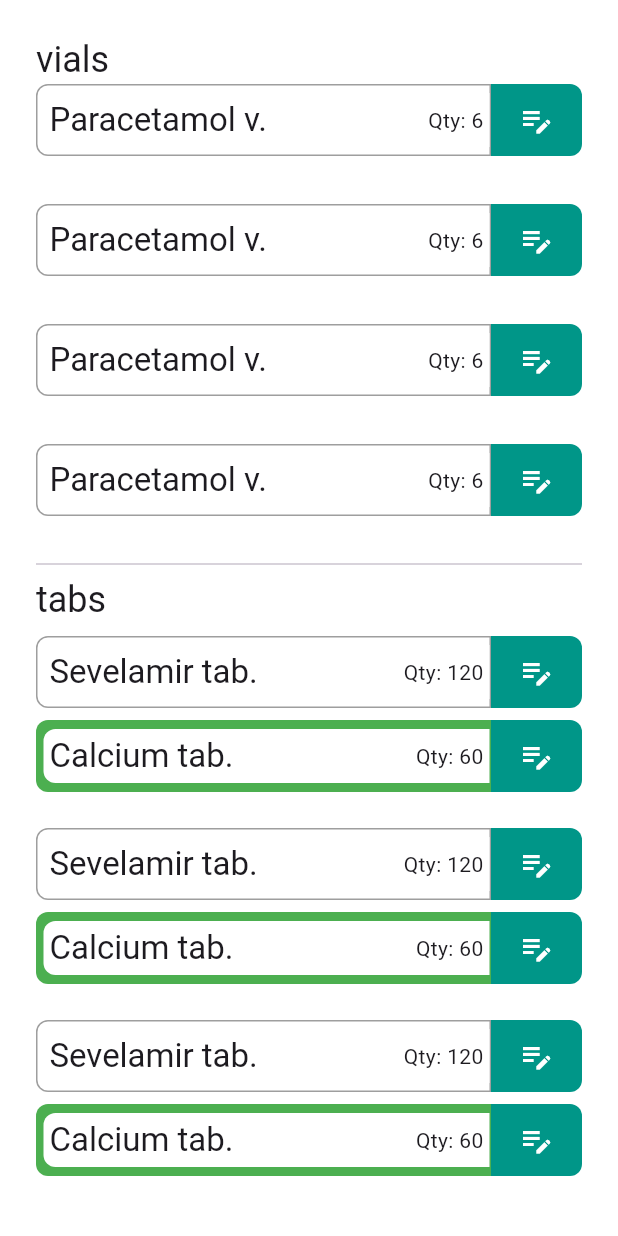
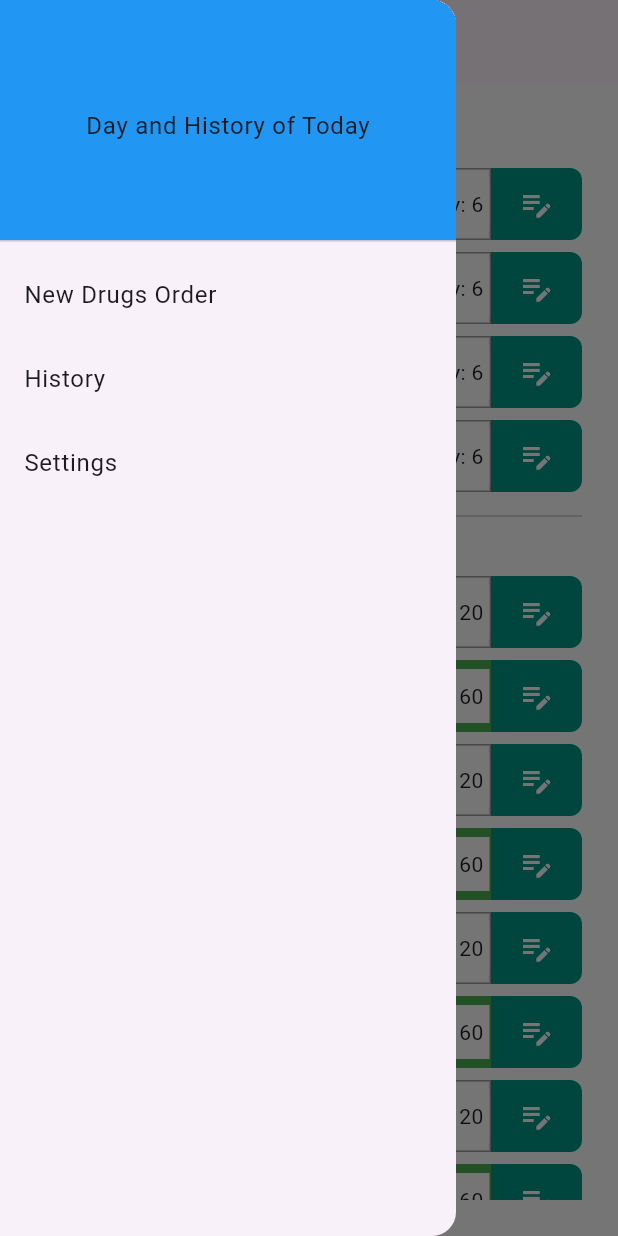
Before and after one commit to aliwaseem27/daily_drugs, a Flutter app: the screen it shows after launch, with the side drawer open (before the commit the screen has no drawer), on a phone screen of 412 x 824 dp. Run offline on Flutter 3.47's test engine with Material 3 defaults, Android fonts, the phone set to English and light mode, and no system bars; our stand-ins replace bloc, freezed_annotation; generated files the repository leaves out were written again.

```diff
--- a/lib/main.dart
+++ b/lib/main.dart
@@ -1,6 +1,6 @@
 import 'package:daily_drugs/presentation/drugs_order_list_screen/drugs_order_list_screen.dart';
+import 'package:daily_drugs/presentation/navigation_screen/navigation_screen.dart';
 import 'package:flutter/material.dart';
-
 
 void main() {
   runApp(const MyApp());
@@ -19,7 +19,7 @@ class MyApp extends StatelessWidget {
         useMaterial3: true,
         scaffoldBackgroundColor: Colors.white,
       ),
-      home: const DrugsOrderListScreen(),
+      home: const NavigationScreen(),
     );
   }
 }
--- /dev/null
+++ b/lib/presentation/drugs_order_list_screen/blocs/drugs_order_bloc.dart
@@ -0,0 +1,14 @@
+import 'package:bloc/bloc.dart';
+import 'package:freezed_annotation/freezed_annotation.dart';
+
+part 'drugs_order_event.dart';
+part 'drugs_order_state.dart';
+part 'drugs_order_bloc.freezed.dart';
+
+class DrugsOrderBloc extends Bloc<DrugsOrderEvent, DrugsOrderState> {
+  DrugsOrderBloc() : super(const DrugsOrderState.initial()) {
+    on<DrugsOrderEvent>((event, emit) {
+      // TODO: implement event handler
+    });
+  }
+}
--- /dev/null
+++ b/lib/presentation/drugs_order_list_screen/blocs/drugs_order_event.dart
@@ -0,0 +1,6 @@
+part of 'drugs_order_bloc.dart';
+
+@freezed
+class DrugsOrderEvent with _$DrugsOrderEvent {
+  const factory DrugsOrderEvent.started() = _Started;
+}
--- /dev/null
+++ b/lib/presentation/drugs_order_list_screen/blocs/drugs_order_state.dart
@@ -0,0 +1,6 @@
+part of 'drugs_order_bloc.dart';
+
+@freezed
+class DrugsOrderState with _$DrugsOrderState {
+  const factory DrugsOrderState.initial() = _Initial;
+}
--- a/lib/presentation/drugs_order_list_screen/drugs_order_list_screen.dart
+++ b/lib/presentation/drugs_order_list_screen/drugs_order_list_screen.dart
@@ -9,6 +9,8 @@ import 'widgets/quantity_customizer.dart';
 
 class DrugsOrderListScreen extends StatefulWidget {
   const DrugsOrderListScreen({super.key});
+
+  static const String titleName = 'Drugs Order List';
 
   @override
   State<DrugsOrderListScreen> createState() => _DrugsOrderListScreenState();
@@ -64,7 +66,9 @@ class _DrugsOrderListScreenState extends State<DrugsOrderListScreen> {
                           if (drugs[secIndex].category != Category.values[index]) {
                             return const SizedBox();
                           }
-                          return Column(
+                          return Container(
+                            margin: EdgeInsets.only(bottom: AppSizes.sm),
+                            child: Column(
                               mainAxisAlignment: MainAxisAlignment.center,
                               children: [
                                 // Drug Info Tile
@@ -93,10 +97,11 @@ class _DrugsOrderListScreenState extends State<DrugsOrderListScreen> {
                                 // Quantity Customizer
                                 QuantityCustomizer(show: show, drug: drugs[secIndex]),
                               ],
+                            ),
                           );
                         },
                         separatorBuilder: (context, index) {
-                          return const SizedBox(height: AppSizes.sm);
+                          return const SizedBox();
                         },
                       ),
                     ],
--- /dev/null
+++ b/lib/presentation/history_screen/history_screen.dart
@@ -0,0 +1,14 @@
+import 'package:flutter/material.dart';
+
+class HistoryScreen extends StatelessWidget {
+  const HistoryScreen({super.key});
+
+  static const String titleName = 'Orders History';
+
+  @override
+  Widget build(BuildContext context) {
+    return Center(
+      child: Text("History Screen"),
+    );
+  }
+}
--- /dev/null
+++ b/lib/presentation/navigation_screen/navigation_screen.dart
@@ -0,0 +1,70 @@
+import 'package:daily_drugs/presentation/drugs_order_list_screen/drugs_order_list_screen.dart';
+import 'package:flutter/material.dart';
+
+import '../history_screen/history_screen.dart';
+import '../settings_screen/settings_screen.dart';
+
+class NavigationScreen extends StatefulWidget {
+  const NavigationScreen({super.key});
+
+  @override
+  State<NavigationScreen> createState() => _NavigationScreenState();
+}
+
+class _NavigationScreenState extends State<NavigationScreen> {
+  int _selectedIndex = 0;
+  final _listPage = [
+    DrugsOrderListScreen(),
+    HistoryScreen(),
+    SettingsScreen(),
+  ];
+
+  void _onItemTapped(int index) {
+    setState(() {
+      _selectedIndex = index;
+    });
+  }
+
+  @override
+  Widget build(BuildContext context) {
+    return Scaffold(
+      appBar: AppBar(
+        title: Text(_listPage[_selectedIndex].toString()),
+      ),
+      body: _listPage.elementAt(_selectedIndex),
+      drawer: Drawer(
+        child: ListView(
+          children: [
+            DrawerHeader(
+              decoration: BoxDecoration(
+                color: Colors.blue,
+              ),
+              child: Center(child: Text('Day and History of Today')),
+            ),
+            ListTile(
+              title: Text('New Drugs Order'),
+              onTap: () {
+                _onItemTapped(0);
+                Navigator.pop(context);
+              },
+            ),
+            ListTile(
+              title: Text('History'),
+              onTap: () {
+                _onItemTapped(1);
+                Navigator.pop(context);
+              },
+            ),
+            ListTile(
+              title: Text('Settings'),
+              onTap: () {
+                _onItemTapped(2);
+                Navigator.pop(context);
+              },
+            ),
+          ],
+        ),
+      ),
+    );
+  }
+}
--- /dev/null
+++ b/lib/presentation/settings_screen/settings_screen.dart
@@ -0,0 +1,14 @@
+import 'package:flutter/material.dart';
+
+class SettingsScreen extends StatelessWidget {
+  const SettingsScreen({super.key});
+
+  static const String titleName = "Settings";
+
+  @override
+  Widget build(BuildContext context) {
+    return Center(
+      child: Text("Settings Screen"),
+    );
+  }
+}
--- a/pubspec.yaml
+++ b/pubspec.yaml
@@ -35,6 +35,8 @@ dependencies:
   # The following adds the Cupertino Icons font to your application.
   # Use with the CupertinoIcons class for iOS style icons.
   cupertino_icons: ^1.0.6
+  flutter_bloc: ^8.1.6
+  freezed: ^2.5.2
 
 dev_dependencies:
   flutter_test:
```
Also changed, not shown: pubspec.lock. Lines whose indentation alone changed are shown as unchanged.
